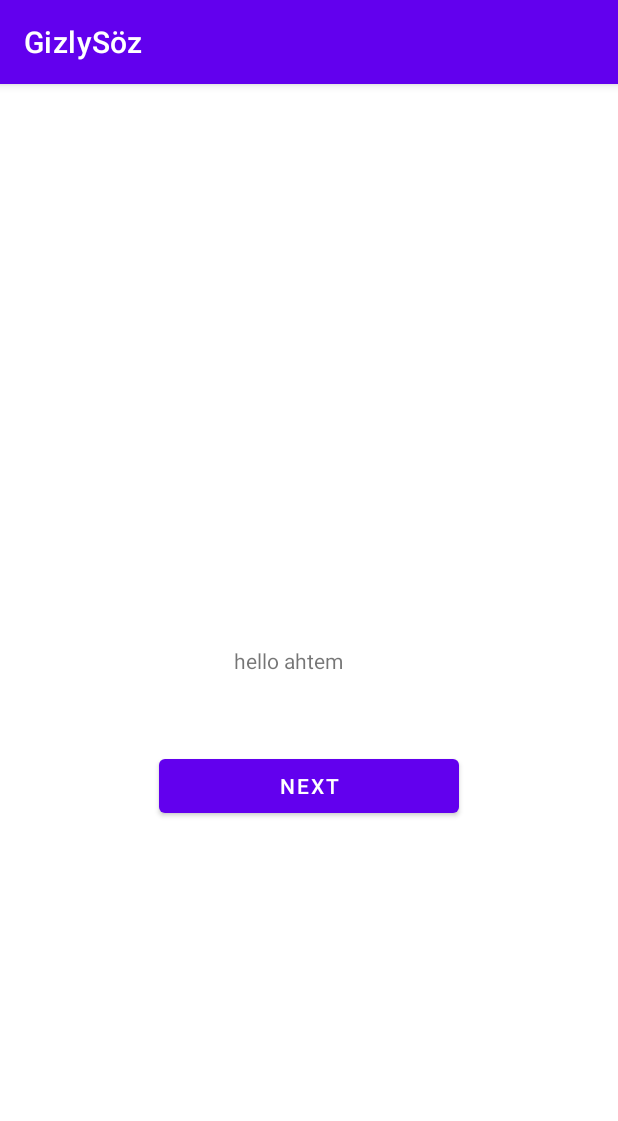
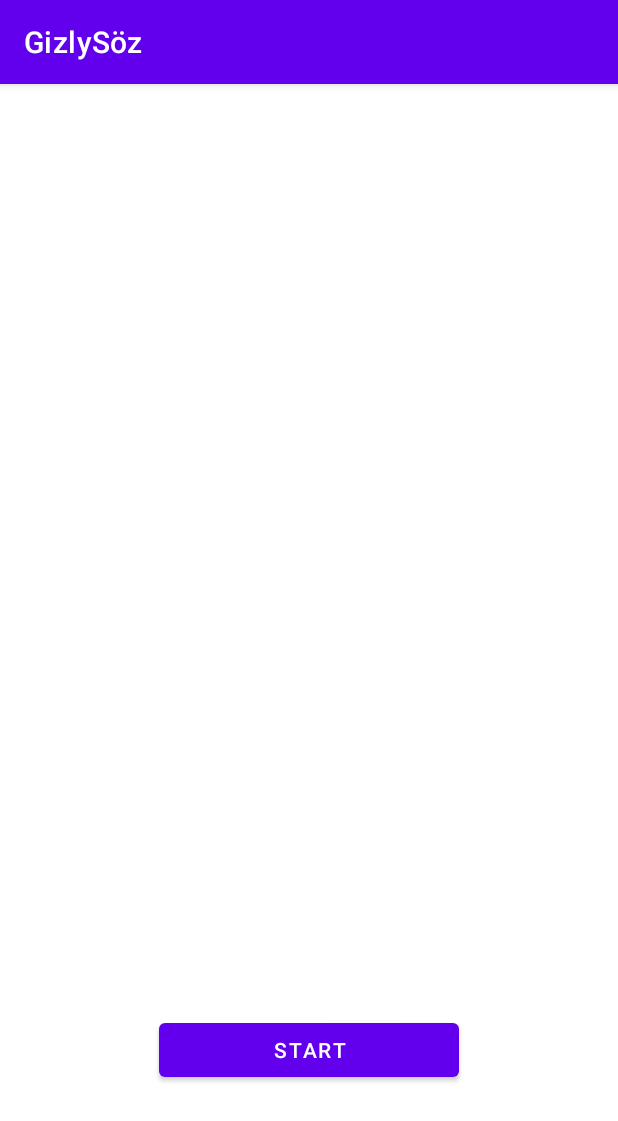
Before and after one commit to Ahtem707/GizliSoz_android, an Android app: the screen it shows after launch (MainActivity), on a phone screen of 412 x 824 dp. Shown: the top 1121 px of the screen. Run offline under Robolectric (Android 15) with nearby library versions, the phone set to English and light mode, and no system bars.

Commit message:
Correct matrix hidden cells, backgroundColor and text

```diff
--- a/app/src/main/java/com/iw/gizlysoz/MainActivity.kt
+++ b/app/src/main/java/com/iw/gizlysoz/MainActivity.kt
@@ -10,8 +10,6 @@ class MainActivity : AppCompatActivity() {
     override fun onCreate(savedInstanceState: Bundle?) {
         super.onCreate(savedInstanceState)
         setContentView(R.layout.activity_main)
-        val label = findViewById<TextView>(R.id.textView)
-        label.text = "hello ahtem"
 
         val btn = findViewById<Button>(R.id.button)
         btn.setOnClickListener {
--- a/app/src/main/res/layout/activity_main.xml
+++ b/app/src/main/res/layout/activity_main.xml
@@ -6,25 +6,15 @@
     android:layout_height="match_parent"
     tools:context=".MainActivity">
 
-    <TextView
-        android:id="@+id/textView"
-        android:layout_width="100dp"
-        android:layout_height="wrap_content"
-        android:text="@string/main_label"
-        app:layout_constraintBottom_toBottomOf="parent"
-        app:layout_constraintLeft_toLeftOf="parent"
-        app:layout_constraintRight_toRightOf="parent"
-        app:layout_constraintTop_toTopOf="parent" />
-
     <Button
         android:id="@+id/button"
         android:layout_width="200dp"
         android:layout_height="wrap_content"
-        android:layout_marginTop="50dp"
-        android:text="@string/main_button"
+        android:layout_marginBottom="100dp"
+        android:text="@string/start"
+        app:layout_constraintBottom_toBottomOf="parent"
         app:layout_constraintEnd_toEndOf="parent"
         app:layout_constraintHorizontal_bias="0.5"
-        app:layout_constraintStart_toStartOf="parent"
-        app:layout_constraintTop_toBottomOf="@+id/textView" />
+        app:layout_constraintStart_toStartOf="parent" />
 
 </androidx.constraintlayout.widget.ConstraintLayout>
--- a/app/src/main/res/values/colors.xml
+++ b/app/src/main/res/values/colors.xml
@@ -1,7 +1,8 @@
 <?xml version="1.0" encoding="utf-8"?>
 <resources>
     <color name="cellBorder">#FF000000</color>
-    <color name="cellBackground">#FFFFFFFF</color>
+    <color name="cellBackground">#BBFFFFFF</color>
+    <color name="hidden">#00000000</color>
 
     <color name="purple_200">#FFBB86FC</color>
     <color name="purple_500">#FF6200EE</color>
--- a/app/src/main/res/values/strings.xml
+++ b/app/src/main/res/values/strings.xml
@@ -1,7 +1,8 @@
 <resources>
     <string name="app_name">GizlySöz</string>
-    <string name="main_label">Hello</string>
-    <string name="main_button">Next</string>
+    <string name="level">Level</string>
+    <string name="start">Start</string>
+
     <!-- TODO: Remove or change this placeholder text -->
     <string name="hello_blank_fragment">Hello blank fragment</string>
 </resources>
```
Also changed, not shown: app/src/main/java/com/iw/gizlysoz/Level/LevelActivity.kt (+43 -12 lines), app/src/main/res/drawable/back2.png (added), app/src/main/res/drawable/back3.png (added), 2 other files.
